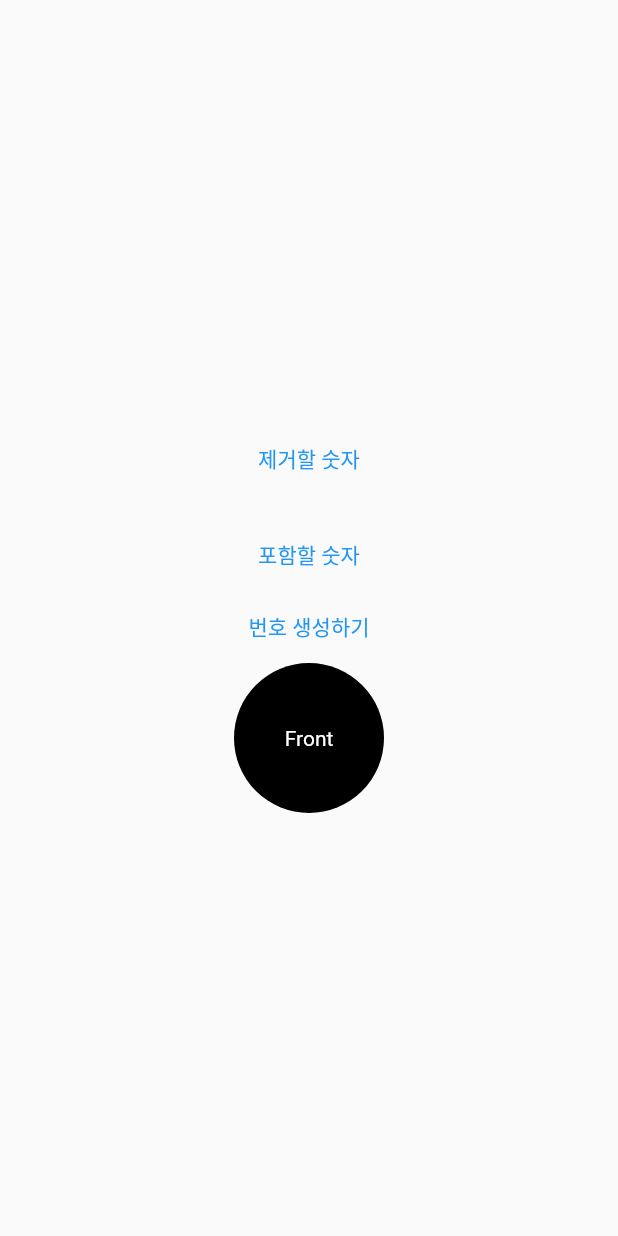
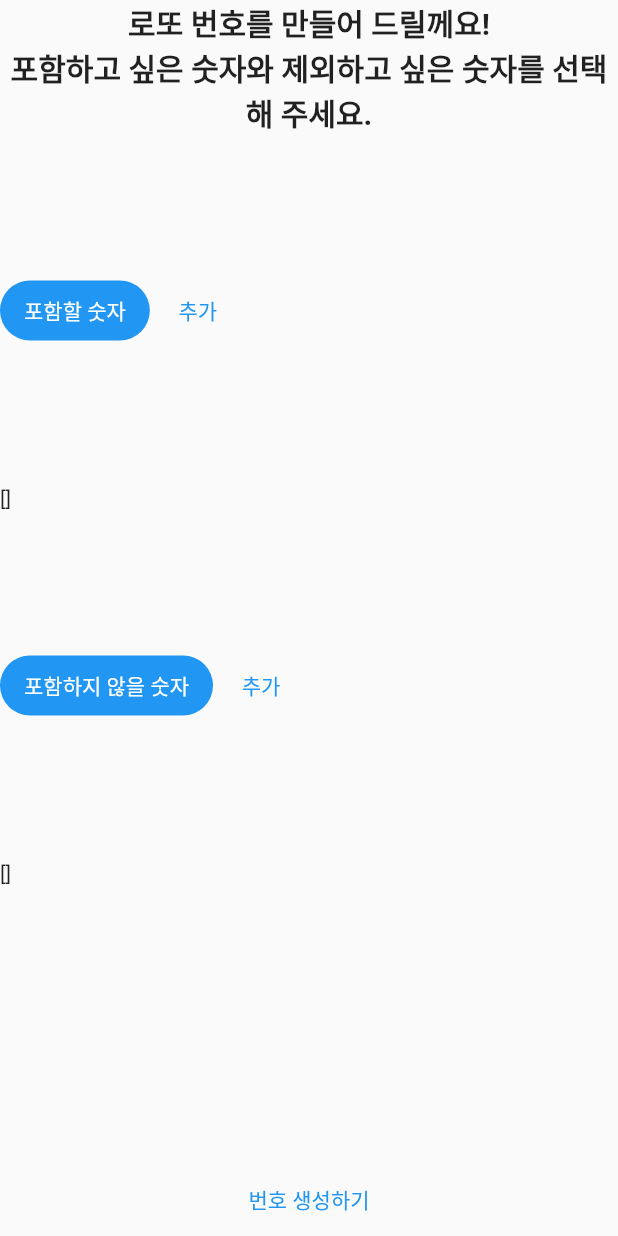
Before and after one commit to hyebinkim00/newlotto, a Flutter app: the Random2Page screen opened by its route, on a phone screen of 412 x 824 dp. Run offline on Flutter 3.47's test engine with Material 2 defaults, Android fonts, the phone set to English and light mode, and no system bars; our stand-ins replace dio, flutter_fortune_wheel, flutter_screenutil, fluttertoast, get and 4 more; missing offline and left inert: cp949_codec, dart:ffi, qr_code_scanner, random_text_reveal; accounts and stored records are empty; generated files the repository leaves out were written again; network calls fail.

Commit message:
랜덤번호 생성 페이지 수정 (다이어로그 수정중), 저장 로직, 푸시 알림 해야됨

```diff
--- a/lib/bottom_navi/home/home_page.dart
+++ b/lib/bottom_navi/home/home_page.dart
@@ -2,6 +2,7 @@ import 'package:flutter/cupertino.dart';
 import 'package:flutter/material.dart';
 import 'package:flutter_screenutil/flutter_screenutil.dart';
 import 'package:get/get.dart';
+import 'package:newlotto/random2/view/random_page.dart';
 
 import '../../config/route_names.dart';
 import '../../ui/color_utils.dart';
@@ -158,6 +159,7 @@ class HomePage extends StatelessWidget {
                                   if(index==0){
                                     Get.toNamed(RouteNames.SPINNING);
                                   }if( index==1){
+                                    // Get.to(RandomPage());
                                     Get.toNamed(RouteNames.RANDOM);
                                   }
 
--- a/lib/random2/view/random2_page.dart
+++ b/lib/random2/view/random2_page.dart
@@ -19,44 +19,84 @@ class Random2Page extends GetView<Random2Controller> {
       body: Container(
         height: double.infinity,
         child: Column(
-          mainAxisAlignment: MainAxisAlignment.center,
+          mainAxisAlignment: MainAxisAlignment.spaceBetween,
           children: [
+            Text('로또 번호를 만들어 드릴께요! \n포함하고 싶은 숫자와 제외하고 싶은 숫자를 선택해 주세요.',
+                style: TextStyle(fontSize: 20, fontWeight: FontWeight.bold),
+                textAlign: TextAlign.center),
             Container(
-              child: TextButton(
-                  onPressed: () {
-                    // _showNumberInputDialog(context);
-                    UtilDialog.selectNumbers(context, false, ss, (select) {
-                      print('Dioalog ${select}');
-                    });
-                  },
-                  child: Text('제거할 숫자')),
+              child: Row(
+                children: [
+                  FilledButton(
+                    onPressed: () {},
+                    style: ButtonStyle(
+                      backgroundColor:
+                          MaterialStateProperty.all<Color>(Colors.blue),
+                    ),
+                    child: Text('포함할 숫자'),
+                  ),
+                  TextButton(
+                      onPressed: () {
+                        // _showNumberInputDialog(context);
+
+                        // UtilDialog.selectNumbers(context, true, ss, (select) {
+                        //   print('Dioalog ${select}');
+                        // });
+                        UtilDialog.selectNumbers(context, true);
+
+                      },
+                      child: Text('추가')),
+                ],
+              ),
             ),
             Obx(
               () => Row(
-                children: [Text('${controller.inNum}')],
+                children: [Text('${controller.includeList}')],
+              ),
+            ),
+          Container(
+            child: Row(
+              children: [
+                FilledButton(
+                  onPressed: () {},
+                  style: ButtonStyle(
+                    backgroundColor:
+                    MaterialStateProperty.all<Color>(Colors.blue),
+                  ),
+                  child: Text('포함하지 않을 숫자'),
+                ),
+                TextButton(
+                    onPressed: () {
+                      // _showNumberInputDialog(context);
+                      // UtilDialog.selectNumbers(context, false, ss, (select) {
+                      //   print('Dioalog ${select}');
+                      // });
+                      UtilDialog.selectNumbers(context, false);
+                    },
+                    child: Text('추가')),
+              ],
+            ),
+          ),
+            Obx(
+                  () => Row(
+                children: [Text('${controller.excludeList}')],
+              ),
+            ),
+            Obx(
+              () => ListView.builder(
+                shrinkWrap: true,
+                itemCount: controller.allRandomNumbers.length,
+                itemBuilder: (BuildContext context, int index) {
+                  return Center(
+                    child: Text('${controller.allRandomNumbers[index]}'),
+                  );
+                },
               ),
             ),
             TextButton(
                 onPressed: () {
-                  UtilDialog.selectNumbers(context, true, ss, (select) {
-                    print('Dioalog ${select}');
-                  });
-                },
-                child: Text('포함할 숫자')),
-            // Obx(
-            //   () => ListView.builder(
-            //     shrinkWrap: true,
-            //     itemCount: controller.allRandomNumbers.length,
-            //     itemBuilder: (BuildContext context, int index) {
-            //       return Center(
-            //         child: Text('${controller.allRandomNumbers[index]}'),
-            //       );
-            //     },
-            //   ),
-            // ),
-            TextButton(
-                onPressed: () {
-                  controller.generateRandomNumber(excludeNumbers: [3,32], includeNumbers: [4,2]);
+                  controller.generateRandomNumber(
+                      excludeNumbers: [3, 32], includeNumbers: [4, 2]);
                   // controller.create_list();
                 },
                 child: Text('번호 생성하기')),
@@ -71,29 +111,29 @@ class Random2Page extends GetView<Random2Controller> {
             //   },
             // )),
             // 이걸 써야겟다 ( 눌렀을때 번호 공개)
-            Obx(() => GestureDetector(
-                  onTap: () {
-                    controller.onTap2();
-                  },
-                  child: AnimatedContainer(
-                    duration: Duration(milliseconds: 500),
-                    curve: Curves.easeInOut,
-                    transform: Matrix4.rotationY(
-                        controller.angle.value * (3.1415927 / 180)),
-                    width: 100,
-                    height: 100,
-                    decoration: BoxDecoration(
-                      color: controller.backgroundColor.value,
-                      shape: BoxShape.circle,
-                    ),
-                    child: Center(
-                      child: Text(
-                        controller.isBack.value ? '' : 'Front',
-                        style: TextStyle(color: Colors.white),
-                      ),
-                    ),
-                  ),
-                ))
+            // Obx(() => GestureDetector(
+            //       onTap: () {
+            //         controller.onTap2();
+            //       },
+            //       child: AnimatedContainer(
+            //         duration: Duration(milliseconds: 500),
+            //         curve: Curves.easeInOut,
+            //         transform: Matrix4.rotationY(
+            //             controller.angle.value * (3.1415927 / 180)),
+            //         width: 100,
+            //         height: 100,
+            //         decoration: BoxDecoration(
+            //           color: controller.backgroundColor.value,
+            //           shape: BoxShape.circle,
+            //         ),
+            //         child: Center(
+            //           child: Text(
+            //             controller.isBack.value ? '' : 'Front',
+            //             style: TextStyle(color: Colors.white),
+            //           ),
+            //         ),
+            //       ),
+            //     ))
           ],
         ),
       ),
```
Also changed, not shown: lib/config/util_dialog.dart (+53 -49 lines), lib/random2/controller/random2_controller.dart (+53 -43 lines), lib/random2/view/random_page.dart (added, +209 -0 lines), lib/ui/util_dialog.dart (+39 -10 lines).
